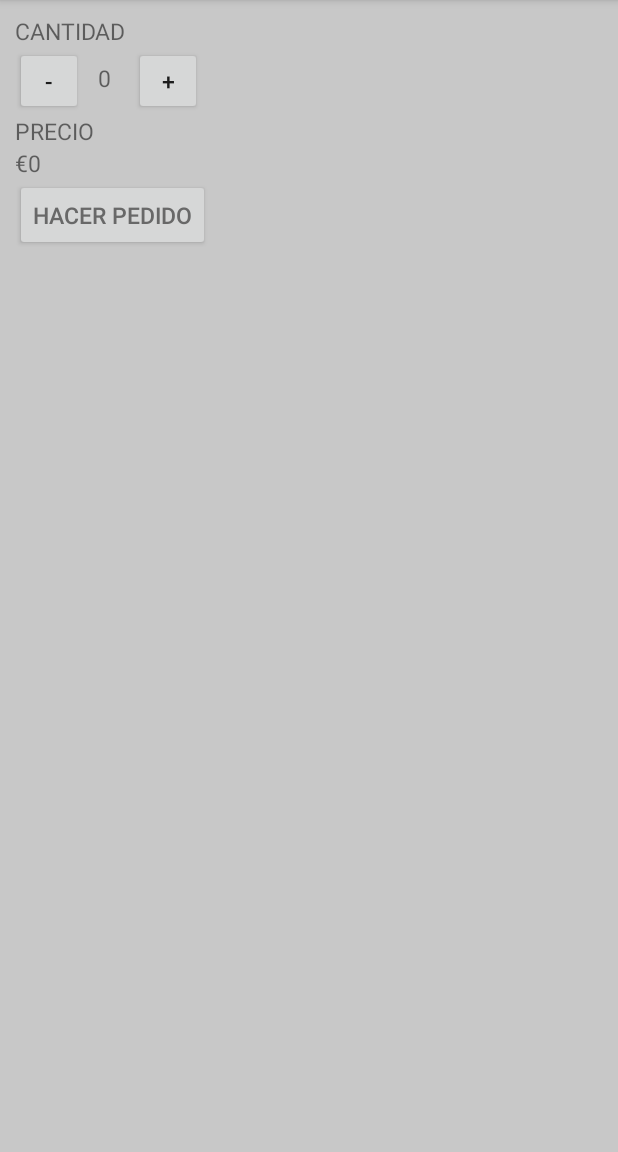
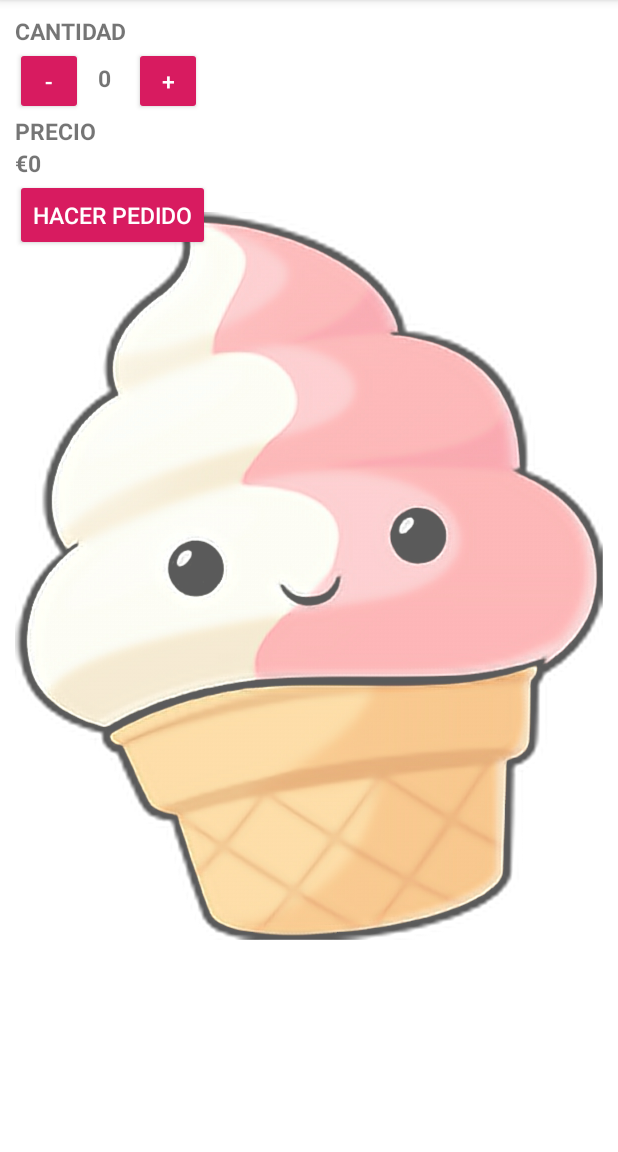
Before and after one commit to RLROMERO/IceCreamMaker, an Android app: the screen it shows after launch (MainActivity), on a phone screen of 412 x 824 dp, the part 84-1236 px from its top. Run offline under Robolectric (Android 15) with nearby library versions, the phone set to English and light mode, and no system bars.

Commit message:
Diseño terminado

```diff
--- a/app/src/main/java/com/example/icecreammakerjavier_benito/MainActivity.java
+++ b/app/src/main/java/com/example/icecreammakerjavier_benito/MainActivity.java
@@ -17,6 +17,7 @@ public class MainActivity extends AppCompatActivity {
     Button menos;
     private int preciovar = 0;
     private int cantidadvar = 0;
+
     @Override
     protected void onCreate(Bundle savedInstanceState) {
         super.onCreate(savedInstanceState);
@@ -30,7 +31,8 @@ public class MainActivity extends AppCompatActivity {
             public void onClick(View v) {
                 if (cantidadvar < 10) {
                 cantidadvar++;
-                cantidadnum.setText(String.valueOf(cantidadvar));} else {
+                cantidadnum.setText(String.valueOf(cantidadvar));
+                    precio();} else {
                     Toast mayor = Toast.makeText(getApplicationContext(),"No puedes comprar mas de 10 helados", Toast.LENGTH_SHORT);
                     mayor.show();
                 }
@@ -41,7 +43,9 @@ public class MainActivity extends AppCompatActivity {
             public void onClick(View v) {
                 if (cantidadvar > 0) {
                 cantidadvar--;
-                cantidadnum.setText(String.valueOf(cantidadvar));} else {
+                cantidadnum.setText(String.valueOf(cantidadvar));
+                precio();
+                ;} else {
                     Toast menor = Toast.makeText(getApplicationContext(),"No puedes comprar helados negativos", Toast.LENGTH_SHORT);
                 menor.show();
                 }
@@ -49,7 +53,7 @@ public class MainActivity extends AppCompatActivity {
 
     }
     public void onClickButtonOrder(View view) {
-        precio();
+        Toast.makeText(getApplicationContext(),"Pedido Realizado", Toast.LENGTH_SHORT).show();
     }
 
     public void precio () {
--- a/app/src/main/res/layout/activity_main.xml
+++ b/app/src/main/res/layout/activity_main.xml
@@ -6,8 +6,8 @@
     android:layout_height="match_parent"
     android:orientation="vertical"
     android:padding="10dp"
-    android:background="@color/grey"
-    android:textColor="@color/darkgrey"
+    android:background="@color/white"
+    android:textColor="@color/black"
     tools:context=".MainActivity">
 
     <RelativeLayout
@@ -18,6 +18,7 @@
         android:layout_width="wrap_content"
         android:layout_height="wrap_content"
         android:textSize="15sp"
+        android:textStyle="bold"
         android:text="CANTIDAD" />
 
     <TextView
@@ -28,9 +29,10 @@
         android:layout_toRightOf="@id/mas"
         android:layout_marginTop="10dp"
         android:layout_below="@id/cantidad"
+        android:textStyle="bold"
         android:text="0" />
 
-        <Button
+        <Button style="@style/Widget.AppCompat.Button.Colored"
             android:id="@+id/menos"
             android:layout_width="45dp"
             android:layout_height="45dp"
@@ -40,7 +42,7 @@
             android:text="+"
             android:layout_marginLeft="15dp"
             android:textSize="15sp" />
-        <Button
+        <Button style="@style/Widget.AppCompat.Button.Colored"
             android:id="@+id/mas"
             android:layout_width="45dp"
             android:layout_height="45dp"
@@ -54,6 +56,7 @@
         android:layout_width="wrap_content"
         android:layout_height="wrap_content"
         android:textSize="15sp"
+        android:textStyle="bold"
         android:layout_below="@id/menos"
         android:text="PRECIO" />
 
@@ -63,16 +66,23 @@
         android:layout_height="wrap_content"
         android:textSize="15sp"
         android:layout_below="@+id/precio"
+        android:textStyle="bold"
         android:text="€0" />
 
-    <Button
+    <Button style="@style/Widget.AppCompat.Button.Colored"
         android:id="@+id/enviar"
         android:layout_width="wrap_content"
         android:layout_height="wrap_content"
         android:textSize="15sp"
-        android:textColor="@color/darkgrey"
         android:onClick="onClickButtonOrder"
         android:layout_below="@+id/precionum"
         android:text="Hacer Pedido" />
+
+        <ImageView
+            android:id="@+id/fondo"
+            android:layout_width="wrap_content"
+            android:layout_height="wrap_content"
+            app:srcCompat="@drawable/lil_peep"
+            android:alpha=".65"/>
     </RelativeLayout>
 </LinearLayout>
--- a/app/src/main/res/values/colors.xml
+++ b/app/src/main/res/values/colors.xml
@@ -5,4 +5,6 @@
     <color name="colorAccent">#D81B60</color>
     <color name="grey">#C8C8C8</color>
     <color name="darkgrey">#686868</color>
+    <color name="white">#ffffff</color>
+    <color name="black">#000000</color>
 </resources>
```
Also changed, not shown: app/src/main/res/drawable/lil_peep.png (added).
